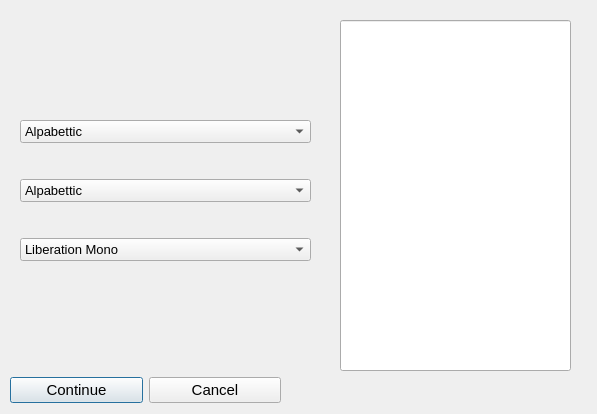
Before: the Qt Designer form QtProject/tableoptions.ui in Moriartymath/Spreadsheet-program, drawn with Qt 5.
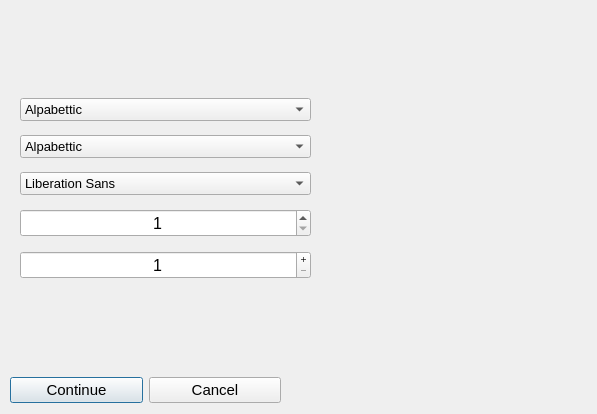
After: the same form once the commit is applied. Icons and pictures are not drawn.

Diff of the .ui file:
```diff
--- a/QtProject/tableoptions.ui
+++ b/QtProject/tableoptions.ui
@@ -47,7 +47,7 @@
       </property>
       <property name="currentFont">
        <font>
-        <family>Courier New</family>
+        <family>Arial</family>
         <strikeout>false</strikeout>
         <stylestrategy>PreferDefault</stylestrategy>
         <kerning>false</kerning>
@@ -55,6 +55,27 @@
       </property>
      </widget>
     </item>
+    <item row="4" column="0">
+     <widget class="QSpinBox" name="spinBox">
+      <property name="font">
+       <font>
+        <pointsize>12</pointsize>
+       </font>
+      </property>
+      <property name="focusPolicy">
+       <enum>Qt::WheelFocus</enum>
+      </property>
+      <property name="alignment">
+       <set>Qt::AlignCenter</set>
+      </property>
+      <property name="minimum">
+       <number>1</number>
+      </property>
+      <property name="maximum">
+       <number>200</number>
+      </property>
+     </widget>
+    </item>
     <item row="0" column="0">
      <widget class="QComboBox" name="Horiz_headers">
       <property name="font">
@@ -108,29 +129,72 @@
       </item>
      </widget>
     </item>
+    <item row="5" column="0">
+     <widget class="QSpinBox" name="spinBox_2">
+      <property name="palette">
+       <palette>
+        <active>
+         <colorrole role="LinkVisited">
+          <brush brushstyle="SolidPattern">
+           <color alpha="255">
+            <red>199</red>
+            <green>216</green>
+            <blue>255</blue>
+           </color>
+          </brush>
+         </colorrole>
+        </active>
+        <inactive>
+         <colorrole role="LinkVisited">
+          <brush brushstyle="SolidPattern">
+           <color alpha="255">
+            <red>199</red>
+            <green>216</green>
+            <blue>255</blue>
+           </color>
+          </brush>
+         </colorrole>
+        </inactive>
+        <disabled>
+         <colorrole role="LinkVisited">
+          <brush brushstyle="SolidPattern">
+           <color alpha="255">
+            <red>199</red>
+            <green>216</green>
+            <blue>255</blue>
+           </color>
+          </brush>
+         </colorrole>
+        </disabled>
+       </palette>
+      </property>
+      <property name="font">
+       <font>
+        <pointsize>12</pointsize>
+       </font>
+      </property>
+      <property name="wrapping">
+       <bool>false</bool>
+      </property>
+      <property name="alignment">
+       <set>Qt::AlignCenter</set>
+      </property>
+      <property name="readOnly">
+       <bool>false</bool>
+      </property>
+      <property name="buttonSymbols">
+       <enum>QAbstractSpinBox::PlusMinus</enum>
+      </property>
+      <property name="minimum">
+       <number>1</number>
+      </property>
+      <property name="maximum">
+       <number>200</number>
+      </property>
+     </widget>
+    </item>
    </layout>
   </widget>
-  <widget class="QLineEdit" name="lineEdit_3">
-   <property name="geometry">
-    <rect>
-     <x>340</x>
-     <y>20</y>
-     <width>231</width>
-     <height>351</height>
-    </rect>
-   </property>
-   <property name="font">
-    <font>
-     <pointsize>11</pointsize>
-    </font>
-   </property>
-   <property name="text">
-    <string/>
-   </property>
-   <property name="readOnly">
-    <bool>true</bool>
-   </property>
-  </widget>
   <widget class="QWidget" name="horizontalLayoutWidget">
    <property name="geometry">
     <rect>
@@ -167,6 +231,22 @@
     </item>
    </layout>
   </widget>
+  <widget class="QLabel" name="label_picture">
+   <property name="geometry">
+    <rect>
+     <x>350</x>
+     <y>0</y>
+     <width>231</width>
+     <height>401</height>
+    </rect>
+   </property>
+   <property name="styleSheet">
+    <string notr="true">image:url(:/Images/testimage.jpg)</string>
+   </property>
+   <property name="text">
+    <string/>
+   </property>
+  </widget>
  </widget>
  <resources/>
  <connections/>
```
Left out of the diff: 9 changed lines with no effect on the pictures.
